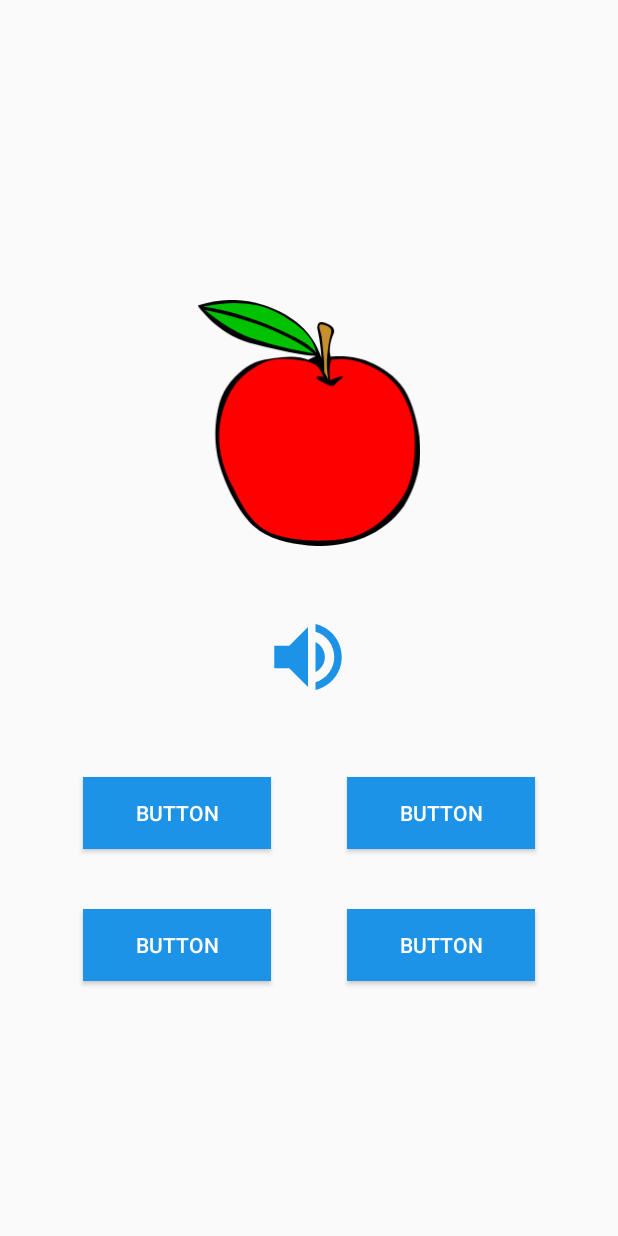
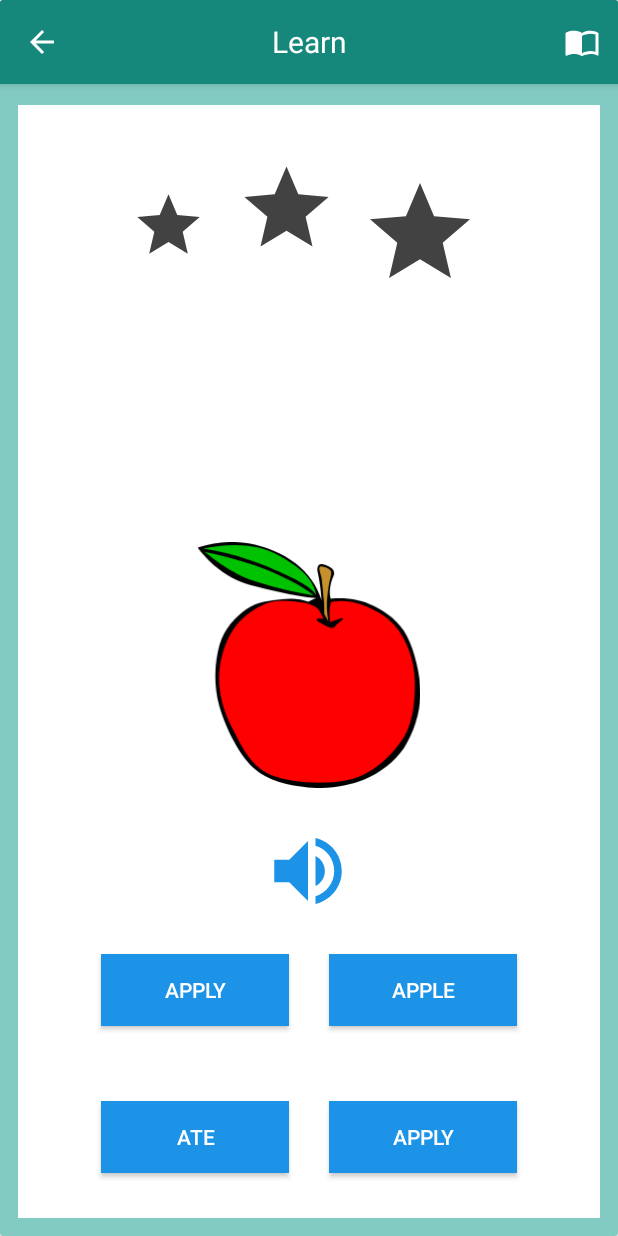
Before and after one commit to BrainyEducation/Brainy-Make-A-Story-Android, an Android app: the screen it shows after launch (QuizActivity), after a tap on "Food", on a phone screen of 412 x 824 dp. Run offline under Robolectric (Android 15) with nearby library versions, the phone set to English and light mode, and no system bars.

Commit message:
temp fixes

```diff
--- a/prototype/app/src/main/java/com/example/make_a_story_prototype/main/entity/QuizAnswers.java
+++ /dev/null
@@ -1,16 +0,0 @@
-package com.example.make_a_story_prototype.main.entity;
-
-public class QuizAnswers {
-    private String options[] = {
-            "able",
-            "ape",
-            "addle",
-            "ate",
-            "apply",
-            "add"
-    };
-
-    public String[] getOptions() {
-        return options;
-    }
-}
--- /dev/null
+++ b/prototype/app/src/main/java/com/example/make_a_story_prototype/main/entity/QuizOptions.java
@@ -0,0 +1,21 @@
+package com.example.make_a_story_prototype.main.entity;
+
+public class QuizOptions {
+    private static String correctOption = "apple";
+    private String incorrectOptions[] = {
+            "able",
+            "ape",
+            "addle",
+            "ate",
+            "apply",
+            "add"
+    };
+
+    public String[] getIncorrectOptions() {
+        return incorrectOptions;
+    }
+
+    public static String getCorrectOption() {
+        return correctOption;
+    }
+}
--- a/prototype/app/src/main/java/com/example/make_a_story_prototype/main/view/CategoriesActivity.java
+++ b/prototype/app/src/main/java/com/example/make_a_story_prototype/main/view/CategoriesActivity.java
@@ -2,7 +2,6 @@ package com.example.make_a_story_prototype.main.view;
 
 import android.os.Build;
 import android.os.Bundle;
-import android.util.Log;
 import android.view.Menu;
 import android.view.MenuInflater;
 import android.view.MenuItem;
@@ -65,7 +64,6 @@ public class CategoriesActivity extends AppCompatActivity {
         TextView title = (TextView) toolbar.findViewById(R.id.toolbar_title);
         title.setText("Categories");
 
-        Log.d(TAG, "onCreate: started");
         initImages();
     }
 
--- a/prototype/app/src/main/java/com/example/make_a_story_prototype/main/view/QuizActivity.java
+++ b/prototype/app/src/main/java/com/example/make_a_story_prototype/main/view/QuizActivity.java
@@ -1,39 +1,121 @@
 package com.example.make_a_story_prototype.main.view;
 
+import android.os.Build;
 import android.os.Bundle;
+import android.view.Menu;
+import android.view.MenuInflater;
+import android.view.MenuItem;
 import android.view.View;
+import android.view.WindowManager;
 import android.widget.Button;
+import android.widget.TextView;
 import android.widget.Toast;
 
 import com.example.make_a_story_prototype.R;
-import com.example.make_a_story_prototype.main.entity.QuizAnswers;
+import com.example.make_a_story_prototype.main.entity.QuizOptions;
+
+import java.util.ArrayList;
+import java.util.List;
+import java.util.Random;
 
 import androidx.appcompat.app.AppCompatActivity;
+import androidx.appcompat.widget.Toolbar;
+import androidx.core.content.ContextCompat;
 
 public class QuizActivity extends AppCompatActivity implements View.OnClickListener {
-    private QuizAnswers incorrectQuizAnswers = new QuizAnswers();
+    private QuizOptions incorrectQuizOptions = new QuizOptions();
     private int correctAnswersCount = 0;
 
     private Button buttonOption1;
     private Button buttonOption2;
     private Button buttonOption3;
     private Button buttonOption4;
+    List<Button> buttons = new ArrayList<>();
 
     @Override
     public void onCreate(Bundle savedInstanceState) {
         super.onCreate(savedInstanceState);
         setContentView(R.layout.activity_quiz);
 
-        buttonOption1 = (Button) findViewById(R.id.choice1);
-        buttonOption2 = (Button) findViewById(R.id.choice2);
-        buttonOption3 = (Button) findViewById(R.id.choice3);
-        buttonOption4 = (Button) findViewById(R.id.choice4);
+        // All of toolbar setup needs to be moved out to a base class
+        View view = findViewById(R.id.constraint_layout);
+        View root = view.getRootView();
+        root.setBackgroundColor(ContextCompat.getColor(this, R.color.colorWhite));
+
+        Toolbar toolbar = findViewById(R.id.toolbar);
+        setSupportActionBar(toolbar);
+
+        // workaround for status bar
+        if (Build.VERSION.SDK_INT >= Build.VERSION_CODES.LOLLIPOP) {
+            getWindow().addFlags(WindowManager.LayoutParams.FLAG_DRAWS_SYSTEM_BAR_BACKGROUNDS);
+            getWindow().clearFlags(WindowManager.LayoutParams.FLAG_TRANSLUCENT_STATUS);
+            getWindow().setStatusBarColor(ContextCompat.getColor(this, R.color.colorPrimaryDark));
+        }
+
+        // back arrow to left
+        if (getSupportActionBar() != null) {
+            getSupportActionBar().setDisplayHomeAsUpEnabled(true);
+            getSupportActionBar().setHomeAsUpIndicator(R.drawable.ic_arrow_back_white_24dp);
+            getSupportActionBar().setDisplayShowTitleEnabled(false);
+        }
+
+        TextView title = (TextView) toolbar.findViewById(R.id.toolbar_title);
+        title.setText("Learn");
+
+        buttonOption1 = (Button) findViewById(R.id.option1);
+        buttonOption2 = (Button) findViewById(R.id.option2);
+        buttonOption3 = (Button) findViewById(R.id.option3);
+        buttonOption4 = (Button) findViewById(R.id.option4);
 
         // button listener
         buttonOption1.setOnClickListener(this);
         buttonOption2.setOnClickListener(this);
         buttonOption3.setOnClickListener(this);
         buttonOption4.setOnClickListener(this);
+
+        buttons.add(buttonOption1);
+        buttons.add(buttonOption2);
+        buttons.add(buttonOption3);
+        buttons.add(buttonOption4);
+
+        fillButtons();
+    }
+
+    // storybook icon
+    @Override
+    public boolean onCreateOptionsMenu(Menu menu) {
+        MenuInflater inflater = getMenuInflater();
+        inflater.inflate(R.menu.icon_menu, menu);
+        return true;
+    }
+
+    @Override
+    public boolean onOptionsItemSelected(MenuItem item) {
+        switch (item.getItemId()) {
+            case android.R.id.home:
+                super.finish();
+                return true;
+            case R.id.storybook:
+                Toast.makeText(this, "Todo: storybook button", Toast.LENGTH_SHORT).show();
+                return true;
+            default:
+                return super.onOptionsItemSelected(item);
+
+        }
+    }
+
+    private void fillButtons() {
+        String[] answerOptions = incorrectQuizOptions.getIncorrectOptions();
+        Random random = new Random();
+
+        for (int i = 0; i < 4; i++) {
+            // get random index of answer option
+            int j = random.nextInt(answerOptions.length);
+            buttons.get(i).setText(answerOptions[j]);
+        }
+
+        int indexOfCorrectOption = random.nextInt(4);
+        buttons.get(indexOfCorrectOption).setText(QuizOptions.getCorrectOption());
     }
 
     private void updateCorrectAnswersCount(boolean isCorrect) {
@@ -51,16 +133,16 @@ public class QuizActivity extends AppCompatActivity implements View.OnClickListe
     @Override
     public void onClick(View v) {
         switch (v.getId()) {
-            case R.id.choice1:
+            case R.id.option1:
                 Toast.makeText(this,"Option 1 clicked", Toast.LENGTH_SHORT).show();
                 break;
-            case R.id.choice2:
+            case R.id.option2:
                 Toast.makeText(this,"Option 2 clicked", Toast.LENGTH_SHORT).show();
                 break;
-            case R.id.choice3:
+            case R.id.option3:
                 Toast.makeText(this,"Option 3 clicked", Toast.LENGTH_SHORT).show();
                 break;
-            case R.id.choice4:
+            case R.id.option4:
                 Toast.makeText(this,"Option 4 clicked", Toast.LENGTH_SHORT).show();
                 break;
         }
--- a/prototype/app/src/main/java/com/example/make_a_story_prototype/main/view/RecyclerViewAdapter.java
+++ b/prototype/app/src/main/java/com/example/make_a_story_prototype/main/view/RecyclerViewAdapter.java
@@ -2,7 +2,6 @@ package com.example.make_a_story_prototype.main.view;
 
 import android.content.Context;
 import android.content.Intent;
-import android.util.Log;
 import android.view.LayoutInflater;
 import android.view.View;
 import android.view.ViewGroup;
@@ -38,7 +37,6 @@ public class RecyclerViewAdapter extends RecyclerView.Adapter<RecyclerViewAdapte
 
     @Override
     public void onBindViewHolder(@NonNull ViewHolder holder, final int position) {
-        Log.d(TAG, "onBindViewHolder: called");
 
         int backgroundColors[] = {
                 ContextCompat.getColor(context, R.color.colorLightRed),
@@ -67,7 +65,6 @@ public class RecyclerViewAdapter extends RecyclerView.Adapter<RecyclerViewAdapte
         holder.parentLayout.setOnClickListener(new View.OnClickListener() {
             @Override
             public void onClick(View v) {
-                Log.d(TAG, "onClick: clicked on: " + cardList.get(position));
                 Toast.makeText(context, cardList.get(position).getImageLabel(), Toast.LENGTH_SHORT).show();
                 openWordBankActivity();
             }
--- /dev/null
+++ b/prototype/app/src/main/res/drawable/ic_star.xml
@@ -0,0 +1,5 @@
+<vector android:height="24dp" android:tint="@color/colorDarkGray"
+    android:viewportHeight="24.0" android:viewportWidth="24.0"
+    android:width="24dp" xmlns:android="http://schemas.android.com/apk/res/android">
+    <path android:fillColor="#FF000000" android:pathData="M12,17.27L18.18,21l-1.64,-7.03L22,9.24l-7.19,-0.61L12,2 9.19,8.63 2,9.24l5.46,4.73L5.82,21z"/>
+</vector>
--- /dev/null
+++ b/prototype/app/src/main/res/layout/activity_base.xml
@@ -0,0 +1,23 @@
+<?xml version="1.0" encoding="utf-8"?>
+<android.support.design.widget.CoordinatorLayout
+    xmlns:android="http://schemas.android.com/apk/res/android"
+    xmlns:app="http://schemas.android.com/apk/res-auto"
+    android:layout_width="match_parent"
+    android:layout_height="match_parent">
+
+    <LinearLayout
+        android:layout_width="match_parent"
+        android:layout_height="match_parent"
+        android:orientation="vertical">
+
+        <include
+            android:id="@+id/toolbar"
+            layout="@layout/toolbar" />
+
+        <FrameLayout
+            android:id="@+id/layout_container"
+            android:layout_width="match_parent"
+            android:layout_height="match_parent" />
+    </LinearLayout>
+
+</android.support.design.widget.CoordinatorLayout>
--- a/prototype/app/src/main/res/layout/activity_categories.xml
+++ b/prototype/app/src/main/res/layout/activity_categories.xml
@@ -22,6 +22,6 @@
         android:padding="10dp"
         android:id="@+id/recycler_view"
         app:layout_behavior="com.google.android.material.appbar.AppBarLayout$ScrollingViewBehavior"
-        android:background="@drawable/border_recyclerview" />
+        android:background="@drawable/border" />
 
 </RelativeLayout>
--- a/prototype/app/src/main/res/layout/activity_quiz.xml
+++ b/prototype/app/src/main/res/layout/activity_quiz.xml
@@ -1,26 +1,47 @@
 <?xml version="1.0" encoding="utf-8"?>
+
+<androidx.cardview.widget.CardView xmlns:android="http://schemas.android.com/apk/res/android"
+    xmlns:tools="http://schemas.android.com/tools"
+    android:layout_width="match_parent"
+    android:layout_height="match_parent"
+    xmlns:app="http://schemas.android.com/apk/res-auto">
+
+    <include
+        android:id="@+id/toolbar"
+        layout="@layout/toolbar" />
+
+    <androidx.cardview.widget.CardView
+        android:layout_width="match_parent"
+        android:layout_height="match_parent"
+        app:cardBackgroundColor="@color/colorPrimaryLight">
+
+
         <androidx.constraintlayout.widget.ConstraintLayout
-    xmlns:android="http://schemas.android.com/apk/res/android"
-    xmlns:app="http://schemas.android.com/apk/res-auto"
-    xmlns:tools="http://schemas.android.com/tools"
-    tools:context=".main.view.QuizActivity"
+            android:id="@+id/constraint_layout"
             android:layout_width="match_parent"
-    android:layout_height="match_parent">
+            android:layout_height="match_parent"
+            android:layout_marginTop="70dp"
+            android:layout_marginBottom="12dp"
+            android:layout_marginLeft="12dp"
+            android:layout_marginRight="12dp"
+            android:background="@color/colorWhite"
+            tools:context=".main.view.QuizActivity">
+
 
             <Button
-        android:id="@+id/choice1"
+                android:id="@+id/option1"
                 android:layout_width="125dp"
                 android:layout_height="wrap_content"
                 android:layout_marginStart="55dp"
-        android:layout_marginTop="50dp"
+                android:layout_marginBottom="50dp"
                 android:background="@color/colorButtonBlue"
                 android:text="@string/button"
                 android:textColor="@android:color/white"
-        app:layout_constraintStart_toStartOf="parent"
-        app:layout_constraintTop_toBottomOf="@+id/speakerIcon" />
+                app:layout_constraintBottom_toTopOf="@+id/option3"
+                app:layout_constraintStart_toStartOf="parent" />
 
             <Button
-        android:id="@+id/choice2"
+                android:id="@+id/option2"
                 android:layout_width="125dp"
                 android:layout_height="wrap_content"
                 android:layout_marginEnd="55dp"
@@ -28,41 +49,40 @@
                 android:text="@string/button"
                 android:textColor="@android:color/white"
                 app:layout_constraintEnd_toEndOf="parent"
-        app:layout_constraintTop_toTopOf="@+id/choice1" />
+                app:layout_constraintTop_toTopOf="@+id/option1" />
 
             <Button
-        android:id="@+id/choice3"
+                android:id="@+id/option3"
                 android:layout_width="125dp"
                 android:layout_height="wrap_content"
-        android:layout_marginTop="40dp"
+                android:layout_marginBottom="30dp"
                 android:background="@color/colorButtonBlue"
                 android:text="@string/button"
                 android:textColor="@android:color/white"
-        app:layout_constraintStart_toStartOf="@+id/choice1"
-        app:layout_constraintTop_toBottomOf="@+id/choice1" />
+                app:layout_constraintBottom_toBottomOf="parent"
+                app:layout_constraintStart_toStartOf="@+id/option1" />
 
             <Button
-        android:id="@+id/choice4"
+                android:id="@+id/option4"
                 android:layout_width="125dp"
                 android:layout_height="wrap_content"
-        android:layout_marginTop="40dp"
                 android:background="@color/colorButtonBlue"
                 android:text="@string/button"
                 android:textColor="@android:color/white"
-        app:layout_constraintEnd_toEndOf="@+id/choice2"
-        app:layout_constraintTop_toBottomOf="@+id/choice2" />
+                app:layout_constraintEnd_toEndOf="@+id/option2"
+                app:layout_constraintTop_toTopOf="@+id/option3" />
 
             <ImageView
                 android:id="@+id/imageView"
                 android:layout_width="153dp"
                 android:layout_height="164dp"
                 android:layout_marginStart="129dp"
-        android:layout_marginTop="200dp"
                 android:layout_marginEnd="129dp"
+                android:layout_marginBottom="25dp"
                 android:contentDescription="@string/word_image"
+                app:layout_constraintBottom_toTopOf="@+id/speakerIcon"
                 app:layout_constraintEnd_toEndOf="parent"
                 app:layout_constraintStart_toStartOf="parent"
-        app:layout_constraintTop_toTopOf="parent"
                 app:srcCompat="@drawable/ic_apple" />
 
             <ImageView
@@ -70,11 +90,46 @@
                 android:layout_width="60dp"
                 android:layout_height="60dp"
                 android:layout_marginStart="180dp"
-        android:layout_marginTop="44dp"
                 android:layout_marginEnd="181dp"
+                android:layout_marginBottom="25dp"
                 android:contentDescription="Repeat audio"
+                app:layout_constraintBottom_toTopOf="@+id/option1"
                 app:layout_constraintEnd_toEndOf="parent"
                 app:layout_constraintStart_toStartOf="parent"
-        app:layout_constraintTop_toBottomOf="@+id/imageView"
                 app:srcCompat="@drawable/ic_volume_up_24dp" />
+
+            <ImageView
+                android:id="@+id/star1"
+                android:layout_width="50dp"
+                android:layout_height="50dp"
+                android:layout_marginStart="75dp"
+                android:layout_marginTop="20dp"
+                android:contentDescription="acheivement star 1"
+                app:layout_constraintStart_toStartOf="parent"
+                app:layout_constraintTop_toTopOf="@+id/star2"
+                app:srcCompat="@drawable/ic_star" />
+
+            <ImageView
+                android:id="@+id/star2"
+                android:layout_width="67dp"
+                android:layout_height="67dp"
+                android:layout_marginStart="20dp"
+                android:layout_marginTop="35dp"
+                android:contentDescription="achievement star 2"
+                app:layout_constraintStart_toEndOf="@+id/star1"
+                app:layout_constraintTop_toTopOf="parent"
+                app:srcCompat="@drawable/ic_star" />
+
+            <ImageView
+                android:id="@+id/star3"
+                android:layout_width="80dp"
+                android:layout_height="80dp"
+                android:layout_marginStart="15dp"
+                android:layout_marginTop="10dp"
+                android:contentDescription="achievement star 3"
+                app:layout_constraintStart_toEndOf="@+id/star2"
+                app:layout_constraintTop_toTopOf="@+id/star2"
+                app:srcCompat="@drawable/ic_star" />
         </androidx.constraintlayout.widget.ConstraintLayout>
+    </androidx.cardview.widget.CardView>
+</androidx.cardview.widget.CardView>
--- a/prototype/app/src/main/res/values/attrs.xml
+++ b/prototype/app/src/main/res/values/attrs.xml
@@ -2,6 +2,7 @@
 <resources>
     <attr name="colorButtonPurple" format="color" />
     <attr name="colorButtonBlue" format="color" />
+    <attr name="colorWhite" format="color" />
     <attr name="colorDarkGray" format="color" />
     <attr name="colorGold" format="color" />
     <attr name="colorPrimaryLight" format="color" />
--- a/prototype/app/src/main/res/values/colors.xml
+++ b/prototype/app/src/main/res/values/colors.xml
@@ -8,8 +8,7 @@
     <color name="colorButtonBlue">#1D93E7</color>
     <color name="colorDarkGray">#424242</color>
     <color name="colorGold">#FDD530</color>
-
-
+    <color name="colorWhite">#FFFFFF</color>
 
 
     <!-- tile backgrounds  -->
```
Also changed, not shown: prototype/app/src/main/res/drawable/border.xml (renamed from prototype/app/src/main/res/drawable/border_recyclerview.xml). Lines whose indentation alone changed are shown as unchanged.
